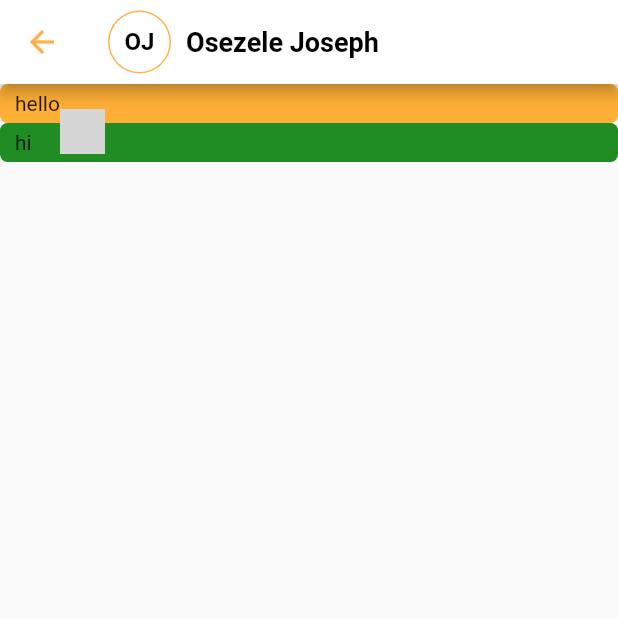
After one commit to Osezelej/FlutterPractice, a Flutter app: the Chat screen opened by its route, on a phone screen of 412 x 824 dp, the top half of it. The commit adds this screen. Run offline on Flutter 3.47's test engine with Material 2 defaults, Android fonts, the phone set to English and light mode, and no system bars; our stand-ins replace dotted_border, page_transition; missing offline and left inert: dart:html; grey boxes are pictures that could not be loaded.

Commit message:
40 % completed

```diff
--- /dev/null
+++ b/lib/components/data.dart
@@ -0,0 +1,62 @@
+const List<Map<String, dynamic>> dataApi = [
+  {
+    'id': 1,
+    'Name': 'full chicken',
+    'Image':
+        "https://www.kindpng.com/picc/m/459-4590151_poultry-whole-chicken-me-like-one-of-your.png",
+    'Price': "N4500",
+    'description': '',
+    'rating': 3,
+    'NB': [],
+    'farmName': 'Agric Fresh',
+    'foodType': ['poultry', 'Beef']
+  },
+  {
+    'id': 2,
+    'Name': 'Chicken Eggs',
+    'Image':
+        "https://www.nicepng.com/png/detail/11-113565_egg-eggs-clipart.png",
+    'Price': "N2500",
+    'description': '',
+    'rating': 4,
+    'NB': [],
+    'farmName': "Ardinal Farm",
+    'foodType': ['eggs', 'poultry']
+  },
+  {
+    'id': 3,
+    'Name': 'Titus Fish',
+    'Image':
+        "https://marketsng.fra1.digitaloceanspaces.com/images/ypD5ZAcFcMGqKveA5BSWm5qeEFSULjCaTEtqGruM.jpg",
+    'Price': "N1700",
+    'description': '',
+    'rating': 5,
+    'NB': [],
+    'farmName': "Victobol Farm",
+    'foodType': ['fish']
+  },
+  {
+    'id': 4,
+    'Name': 'Green Pepper',
+    'Image':
+        "https://marketsng.fra1.digitaloceanspaces.com/images/NUniwT0HgvJMQTxR7OSiUuakDNRHZfX04KKHkXAS.jpg",
+    'Price': "N1200",
+    'description': '',
+    'rating': 3,
+    'NB': [],
+    'farmName': 'Ademola Farm',
+    'foodType': ['Vegetable']
+  },
+  {
+    'id': 5,
+    'Name': 'Tomatoes',
+    'Image':
+        "https://marketsng.fra1.digitaloceanspaces.com/images/5ze2dvcx7etDgGIKC3rQtB6Hipncx9E9THmWcD04.jpg",
+    'Price': "N1300",
+    'description': '',
+    'rating': 0,
+    'NB': [],
+    'farmName': 'Derju Farm',
+    'foodType': ['vegetable']
+  }
+];
--- /dev/null
+++ b/lib/screens/Chat.dart
@@ -0,0 +1,105 @@
+import 'package:flutter/material.dart';
+
+class Chat extends StatefulWidget {
+  const Chat({super.key});
+
+  @override
+  State<Chat> createState() => _ChatState();
+}
+
+class _ChatState extends State<Chat> {
+  final GlobalKey _listkey = GlobalKey();
+  final ScrollController _controller = ScrollController();
+  final List<Map> chatdata = [
+    {
+      'message': 'hello',
+      'from': 'osezelejoseph@gmail.com',
+      'username': 'osezele joseph',
+      'to': 'agric fresh',
+      'status': 'recieved'
+    },
+    {
+      'message': 'hi',
+      'from': 'osezelejoseph@gmail.com',
+      'username': 'osezele joseph',
+      'to': 'agric fresh',
+      'status': 'sent'
+    }
+  ];
+
+  @override
+  Widget build(BuildContext context) {
+    return Scaffold(
+        appBar: AppBar(
+            centerTitle: false,
+            backgroundColor: Colors.white,
+            foregroundColor: Color.fromRGBO(255, 175, 74, 1),
+            title: Row(
+              children: [
+                Container(
+                  padding: const EdgeInsets.all(1.0),
+                  decoration: BoxDecoration(
+                    borderRadius: BorderRadius.circular(50.0),
+                    color: const Color.fromARGB(255, 255, 175, 75),
+                  ),
+                  child: CircleAvatar(
+                    backgroundColor: Colors.white,
+                    child: const Text(
+                      'OJ',
+                      style: TextStyle(
+                        fontSize: 16,
+                        fontWeight: FontWeight.w700,
+                        color: Colors.black,
+                      ),
+                    ),
+                  ),
+                ),
+                const SizedBox(width: 10),
+                const Text(
+                  'Osezele Joseph',
+                  style: TextStyle(
+                      color: Colors.black,
+                      fontSize: 18,
+                      fontWeight: FontWeight.w700),
+                ),
+              ],
+            )),
+        body: Stack(
+          children: [
+            ListView.builder(
+                key: _listkey,
+                controller: _controller,
+                itemCount: chatdata.length,
+                itemBuilder: (context, index) {
+                  if (chatdata.elementAt(index)['status'] == 'sent') {
+                    return Container(
+                      padding:
+                          EdgeInsets.symmetric(vertical: 5, horizontal: 10),
+                      decoration: BoxDecoration(
+                        color: Color.fromARGB(255, 32, 140, 36),
+                        borderRadius: BorderRadius.circular(5.0),
+                      ),
+                      child: Text(chatdata.elementAt(index)['message']),
+                    );
+                  } else {
+                    return Container(
+                      constraints: const BoxConstraints(
+                        minWidth: 120.0,
+                        maxWidth: 250,
+                      ),
+                      padding: EdgeInsets.symmetric(
+                        vertical: 5,
+                        horizontal: 10,
+                      ),
+                      decoration: BoxDecoration(
+                        color: Color.fromARGB(255, 255, 175, 54),
+                        borderRadius: BorderRadius.circular(5.0),
+                      ),
+                      child: Text(chatdata.elementAt(index)['message']),
+                    );
+                  }
+                })
+          ],
+        ));
+  }
+}
--- a/lib/screens/TransactionHistory.dart
+++ b/lib/screens/TransactionHistory.dart
@@ -137,6 +137,7 @@ class _TransactionHistoryState extends State<TransactionHistory> {
                       leading: Icon(Icons.chat_bubble_rounded),
                       trailing: Icon(Icons.arrow_forward_ios_rounded),
                       text: 'Negotiations',
+                      url: '/Negotiation',
                     ),
                     DrawerItem(
                       leading: Icon(Icons.pending),
--- a/lib/screens/upladNewItem.dart
+++ b/lib/screens/upladNewItem.dart
@@ -27,7 +27,6 @@ class _UploadProductState extends State<UploadProduct> {
             color: Colors.black,
           ),
         ),
-        centerTitle: true,
       ),
       body: Padding(
         padding: const EdgeInsets.symmetric(vertical: 10.0, horizontal: 15.0),
--- a/pubspec.yaml
+++ b/pubspec.yaml
@@ -40,6 +40,7 @@ dev_dependencies:
   flutter_test:
     sdk: flutter
   page_transition: "^2.0.9"
+  flutter_randomcolor: "^1.0.14"
 
   # The "flutter_lints" package below contains a set of recommended lints to
   # encourage good coding practices. The lint set provided by the package is
```
Also changed, not shown: lib/components/NegotiationComp.dart (added, +84 -0 lines), lib/components/singleNegotiaitonComp.dart (added, +47 -0 lines), lib/components/transaction_historyComp.dart (+4 -3 lines), lib/main.dart (+18 -0 lines), lib/screens/Negotiation.dart (added, +49 -0 lines), lib/screens/SingleNegotiation.dart (added, +117 -0 lines), pubspec.lock.
